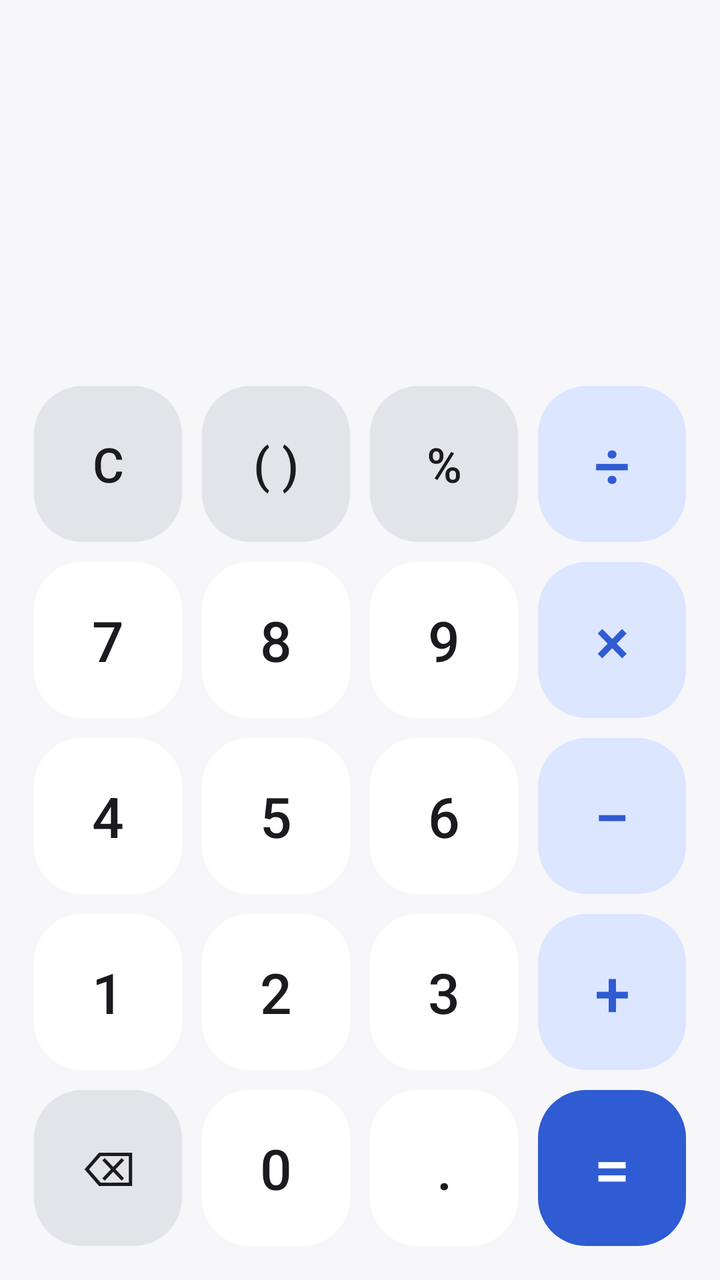
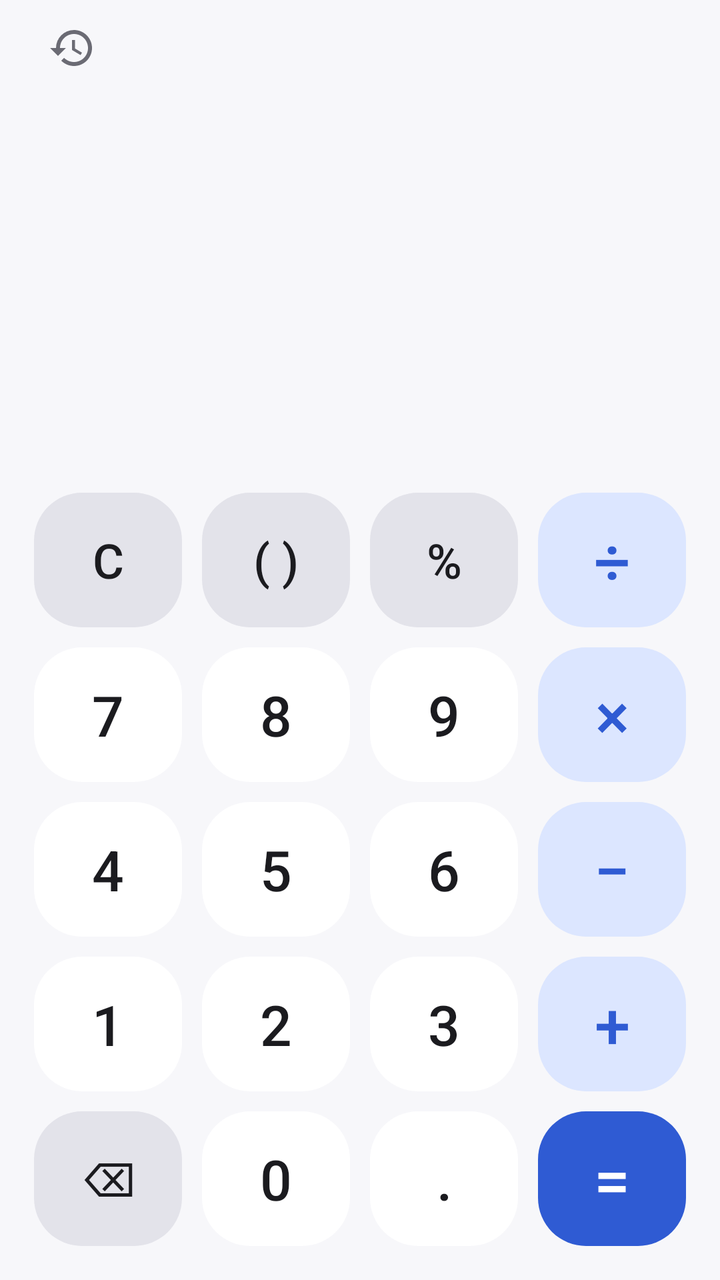

Compare the two renders of this Android layout. The source of the first and the diff that turns it into the second are given below.
<!-- AndroidManifest.xml: application theme AppTheme -->
<!-- res/layout/activity_main.xml -->
<?xml version="1.0" encoding="utf-8"?>
<LinearLayout xmlns:android="http://schemas.android.com/apk/res/android"
    android:layout_width="match_parent"
    android:layout_height="match_parent"
    android:fitsSystemWindows="true"
    android:orientation="vertical"
    android:padding="12dp">

    
    <LinearLayout
        android:layout_width="match_parent"
        android:layout_height="0dp"
        android:layout_weight="2"
        android:gravity="bottom|end"
        android:orientation="vertical"
        android:paddingStart="12dp"
        android:paddingEnd="12dp"
        android:paddingBottom="16dp">

        <HorizontalScrollView
            android:id="@+id/expressionScroll"
            android:layout_width="match_parent"
            android:layout_height="wrap_content"
            android:fillViewport="true"
            android:scrollbars="none">

            <TextView
                android:id="@+id/expression"
                android:layout_width="wrap_content"
                android:layout_height="wrap_content"
                android:gravity="end"
                android:maxLines="1"
                android:textColor="@color/text_primary"
                android:textIsSelectable="true"
                android:textSize="52sp" />
        </HorizontalScrollView>

        <TextView
            android:id="@+id/result"
            android:layout_width="match_parent"
            android:layout_height="wrap_content"
            android:layout_marginTop="4dp"
            android:ellipsize="start"
            android:gravity="end"
            android:maxLines="1"
            android:minHeight="40dp"
            android:textColor="@color/text_secondary"
            android:textSize="28sp" />
    </LinearLayout>

    
    <LinearLayout
        android:layout_width="match_parent"
        android:layout_height="0dp"
        android:layout_weight="5"
        android:orientation="vertical">

        <LinearLayout style="@style/CalcRow">
            <Button
                android:id="@+id/btnClear"
                style="@style/CalcButton.Func"
                android:contentDescription="@string/desc_clear"
                android:text="C" />
            <Button
                android:id="@+id/btnParen"
                style="@style/CalcButton.Func"
                android:contentDescription="@string/desc_paren"
                android:text="( )" />
            <Button
                android:id="@+id/btnPercent"
                style="@style/CalcButton.Func"
                android:text="%" />
            <Button
                android:id="@+id/btnDivide"
                style="@style/CalcButton.Op"
                android:text="÷" />
        </LinearLayout>
        <LinearLayout style="@style/CalcRow">
            <Button
                android:id="@+id/btn7"
                style="@style/CalcButton"
                android:text="7" />
            <Button
                android:id="@+id/btn8"
                style="@style/CalcButton"
                android:text="8" />
            <Button
                android:id="@+id/btn9"
                style="@style/CalcButton"
                android:text="9" />
            <Button
                android:id="@+id/btnMultiply"
                style="@style/CalcButton.Op"
                android:text="×" />
        </LinearLayout>
        <LinearLayout style="@style/CalcRow">
            <Button
                android:id="@+id/btn4"
                style="@style/CalcButton"
                android:text="4" />
            <Button
                android:id="@+id/btn5"
                style="@style/CalcButton"
                android:text="5" />
            <Button
                android:id="@+id/btn6"
                style="@style/CalcButton"
                android:text="6" />
            <Button
                android:id="@+id/btnMinus"
                style="@style/CalcButton.Op"
                android:text="−" />
        </LinearLayout>
        <LinearLayout style="@style/CalcRow">
            <Button
                android:id="@+id/btn1"
                style="@style/CalcButton"
                android:text="1" />
            <Button
                android:id="@+id/btn2"
                style="@style/CalcButton"
                android:text="2" />
            <Button
                android:id="@+id/btn3"
                style="@style/CalcButton"
                android:text="3" />
            <Button
                android:id="@+id/btnPlus"
                style="@style/CalcButton.Op"
                android:text="+" />
        </LinearLayout>
        <LinearLayout style="@style/CalcRow">
            <Button
                android:id="@+id/btnBackspace"
                style="@style/CalcButton.Func"
                android:contentDescription="@string/desc_backspace"
                android:text="⌫" />
            <Button
                android:id="@+id/btn0"
                style="@style/CalcButton"
                android:text="0" />
            <Button
                android:id="@+id/btnDot"
                style="@style/CalcButton"
                android:text="." />
            <Button
                android:id="@+id/btnEquals"
                style="@style/CalcButton.Equals"
                android:text="=" />
        </LinearLayout>
    </LinearLayout>
</LinearLayout>
<!-- resources referenced by this layout -->
<resources>
  <color name="text_primary">#FF1B1B1F</color>
  <color name="text_secondary">#FF6B6B74</color>
  <string name="desc_backspace">Стереть (удерживайте, чтобы очистить всё)</string>
  <string name="desc_clear">Очистить</string>
  <string name="desc_paren">Скобки</string>
  <style name="CalcButton.Equals">
          <item name="android:background">@drawable/btn_equals</item>
          <item name="android:textColor">@color/btn_equals_text</item>
          <item name="android:textSize">32sp</item>
      </style>
  <style name="CalcButton.Func">
          <item name="android:background">@drawable/btn_func</item>
          <item name="android:textSize">24sp</item>
      </style>
  <style name="CalcButton.Op">
          <item name="android:background">@drawable/btn_op</item>
          <item name="android:textColor">@color/btn_op_text</item>
          <item name="android:textSize">32sp</item>
      </style>
  <style name="CalcRow">
          <item name="android:layout_width">match_parent</item>
          <item name="android:layout_height">0dp</item>
          <item name="android:layout_weight">1</item>
          <item name="android:orientation">horizontal</item>
      </style>
  <style name="AppTheme" parent="android:Theme.Material.Light.NoActionBar">
          <item name="android:windowBackground">@color/background</item>
          <item name="android:statusBarColor">@color/background</item>
          <item name="android:navigationBarColor">@color/background</item>
          <item name="android:windowLightStatusBar">true</item>
      </style>
  <color name="btn_equals_text">#FFFFFFFF</color>
  <!-- drawable btn_op (drawable) -->
  <?xml version="1.0" encoding="utf-8"?>
  <ripple xmlns:android="http://schemas.android.com/apk/res/android"
      android:color="@color/ripple">
      <item>
          <shape android:shape="rectangle">
              <solid android:color="@color/btn_op" />
              <corners android:radius="24dp" />
          </shape>
      </item>
  </ripple>
  <color name="btn_op_text">#FF2F5BD3</color>
  <color name="background">#FFF7F7FA</color>
  <color name="ripple">#33000000</color>
  <color name="btn_digit">#FFFFFFFF</color>
  <color name="btn_equals">#FF2F5BD3</color>
  <color name="btn_func">#FFE3E3EA</color>
  <color name="btn_op">#FFDCE6FF</color>
  <!-- unchanged entries left out for length: 4 -->
</resources>

<!-- the commit's change to res/layout/activity_main.xml (unified diff, before → after) -->
@@ -4,55 +4,131 @@
     android:layout_height="match_parent"
     android:fitsSystemWindows="true"
     android:orientation="vertical"
-    android:padding="12dp">
+    android:paddingStart="12dp"
+    android:paddingEnd="12dp"
+    android:paddingBottom="12dp">
 
     
     <LinearLayout
         android:layout_width="match_parent"
+        android:layout_height="48dp"
+        android:gravity="center_vertical"
+        android:orientation="horizontal">
+
+        <ImageButton
+            android:id="@+id/btnToggleHistory"
+            android:layout_width="48dp"
+            android:layout_height="48dp"
+            android:background="@drawable/icon_button_bg"
+            android:contentDescription="@string/desc_history"
+            android:src="@drawable/ic_history" />
+
+        <TextView
+            android:id="@+id/historyHint"
+            android:layout_width="0dp"
+            android:layout_height="wrap_content"
+            android:layout_weight="1"
+            android:ellipsize="end"
+            android:gravity="center"
+            android:maxLines="2"
+            android:text="@string/history_hint"
+            android:textColor="@color/text_secondary"
+            android:textSize="12sp"
+            android:visibility="invisible" />
+
+        <ImageButton
+            android:id="@+id/btnClearHistory"
+            android:layout_width="48dp"
+            android:layout_height="48dp"
+            android:background="@drawable/icon_button_bg"
+            android:contentDescription="@string/desc_clear_history"
+            android:src="@drawable/ic_delete"
+            android:visibility="invisible" />
+    </LinearLayout>
+
+    
+    <LinearLayout
+        android:id="@+id/displayArea"
+        android:layout_width="match_parent"
         android:layout_height="0dp"
         android:layout_weight="2"
-        android:gravity="bottom|end"
-        android:orientation="vertical"
-        android:paddingStart="12dp"
-        android:paddingEnd="12dp"
-        android:paddingBottom="16dp">
-
-        <HorizontalScrollView
-            android:id="@+id/expressionScroll"
+        android:orientation="vertical">
+
+        <FrameLayout
+            android:layout_width="match_parent"
+            android:layout_height="0dp"
+            android:layout_weight="1">
+
+            <ListView
+                android:id="@+id/historyList"
+                android:layout_width="match_parent"
+                android:layout_height="match_parent"
+                android:divider="@null"
+                android:dividerHeight="0dp"
+                android:fadingEdgeLength="32dp"
+                android:requiresFadingEdge="vertical"
+                android:scrollbarStyle="outsideOverlay"
+                android:stackFromBottom="true"
+                android:transcriptMode="normal" />
+
+            <TextView
+                android:id="@+id/historyEmpty"
+                android:layout_width="match_parent"
+                android:layout_height="match_parent"
+                android:gravity="center"
+                android:padding="24dp"
+                android:text="@string/history_empty"
+                android:textColor="@color/text_secondary"
+                android:textSize="16sp"
+                android:visibility="gone" />
+        </FrameLayout>
+
+        <LinearLayout
             android:layout_width="match_parent"
             android:layout_height="wrap_content"
-            android:fillViewport="true"
-            android:scrollbars="none">
+            android:orientation="vertical"
+            android:paddingStart="12dp"
+            android:paddingTop="8dp"
+            android:paddingEnd="12dp"
+            android:paddingBottom="12dp">
+
+            <HorizontalScrollView
+                android:id="@+id/expressionScroll"
+                android:layout_width="match_parent"
+                android:layout_height="wrap_content"
+                android:fillViewport="true"
+                android:scrollbars="none">
+
+                <TextView
+                    android:id="@+id/expression"
+                    android:layout_width="wrap_content"
+                    android:layout_height="wrap_content"
+                    android:gravity="end"
+                    android:maxLines="1"
+                    android:textColor="@color/text_primary"
+                    android:textIsSelectable="true"
+                    android:textSize="48sp" />
+            </HorizontalScrollView>
 
             <TextView
-                android:id="@+id/expression"
-                android:layout_width="wrap_content"
+                android:id="@+id/result"
+                android:layout_width="match_parent"
                 android:layout_height="wrap_content"
+                android:ellipsize="start"
                 android:gravity="end"
                 android:maxLines="1"
-                android:textColor="@color/text_primary"
-                android:textIsSelectable="true"
-                android:textSize="52sp" />
-        </HorizontalScrollView>
-
-        <TextView
-            android:id="@+id/result"
-            android:layout_width="match_parent"
-            android:layout_height="wrap_content"
-            android:layout_marginTop="4dp"
-            android:ellipsize="start"
-            android:gravity="end"
-            android:maxLines="1"
-            android:minHeight="40dp"
-            android:textColor="@color/text_secondary"
-            android:textSize="28sp" />
+                android:minHeight="36dp"
+                android:textColor="@color/text_secondary"
+                android:textSize="26sp" />
+        </LinearLayout>
     </LinearLayout>
 
     
     <LinearLayout
+        android:id="@+id/keypad"
         android:layout_width="match_parent"
         android:layout_height="0dp"
-        android:layout_weight="5"
+        android:layout_weight="4"
         android:orientation="vertical">
 
         <LinearLayout style="@style/CalcRow">
<!-- resource entries referenced after the edit -->
@@ -2,9 +2,40 @@
 <resources>
   <color name="text_primary">#FF1B1B1F</color>
   <color name="text_secondary">#FF6B6B74</color>
+  <!-- drawable ic_delete (drawable) -->
+  <vector xmlns:android="http://schemas.android.com/apk/res/android"
+      android:width="24dp"
+      android:height="24dp"
+      android:tint="@color/text_secondary"
+      android:viewportWidth="24"
+      android:viewportHeight="24">
+      <path
+          android:fillColor="#FFFFFFFF"
+          android:pathData="M6,19c0,1.1 0.9,2 2,2h8c1.1,0 2,-0.9 2,-2V7H6v12zM19,4h-3.5l-1,-1h-5l-1,1H5v2h14V4z" />
+  </vector>
+  <!-- drawable ic_history (drawable) -->
+  <vector xmlns:android="http://schemas.android.com/apk/res/android"
+      android:width="24dp"
+      android:height="24dp"
+      android:tint="@color/text_secondary"
+      android:viewportWidth="24"
+      android:viewportHeight="24">
+      <path
+          android:fillColor="#FFFFFFFF"
+          android:pathData="M13,3a9,9 0,0 0,-9 9H1l3.89,3.89 0.07,0.14L9,12H6c0,-3.87 3.13,-7 7,-7s7,3.13 7,7 -3.13,7 -7,7c-1.93,0 -3.68,-0.79 -4.94,-2.06l-1.42,1.42C8.27,19.99 10.51,21 13,21c4.97,0 9,-4.03 9,-9s-4.03,-9 -9,-9zM12,8v5l4.28,2.54 0.72,-1.21 -3.5,-2.08V8H12z" />
+  </vector>
+  <!-- drawable icon_button_bg (drawable) -->
+  <?xml version="1.0" encoding="utf-8"?>
+  <ripple xmlns:android="http://schemas.android.com/apk/res/android"
+      android:color="@color/ripple"
+      android:radius="22dp" />
   <string name="desc_backspace">Стереть (удерживайте, чтобы очистить всё)</string>
   <string name="desc_clear">Очистить</string>
+  <string name="desc_clear_history">Очистить историю</string>
+  <string name="desc_history">Показать историю</string>
   <string name="desc_paren">Скобки</string>
+  <string name="history_empty">История пуста.\nВычисления появятся здесь — нажмите на запись, чтобы вставить результат.</string>
+  <string name="history_hint">Нажмите — вставить результат, удерживайте — другие действия</string>
   <style name="CalcButton.Equals">
           <item name="android:background">@drawable/btn_equals</item>
           <item name="android:textColor">@color/btn_equals_text</item>
